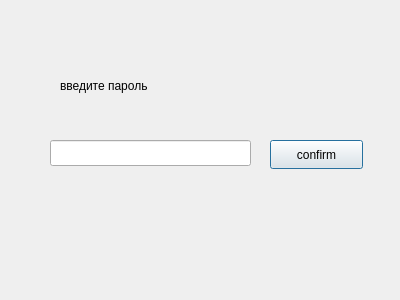
The window that pass_check.ui (WhyNovaa/Economical-Strategy) describes before a commit, drawn with Qt 5.
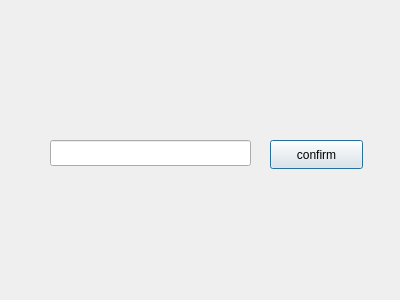
The same window after the commit.

The edit to the form file:
```diff
--- a/pass_check.ui
+++ b/pass_check.ui
@@ -46,7 +46,7 @@
     </rect>
    </property>
    <property name="text">
-    <string>введите пароль</string>
+    <string/>
    </property>
   </widget>
  </widget>
```
